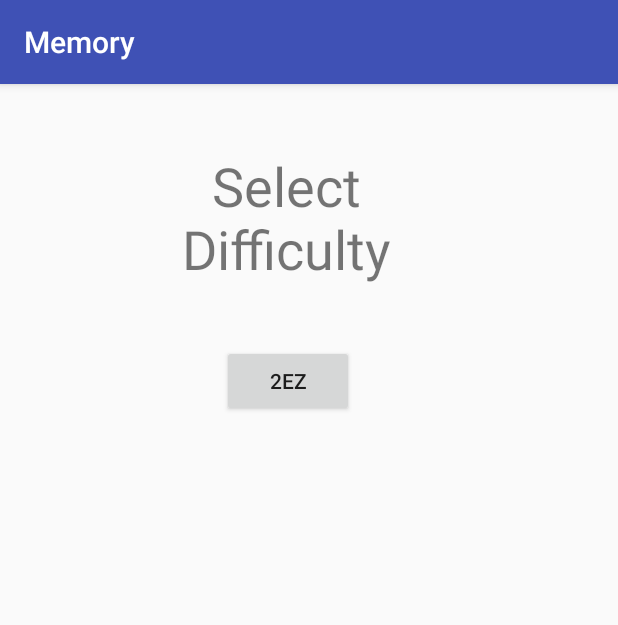
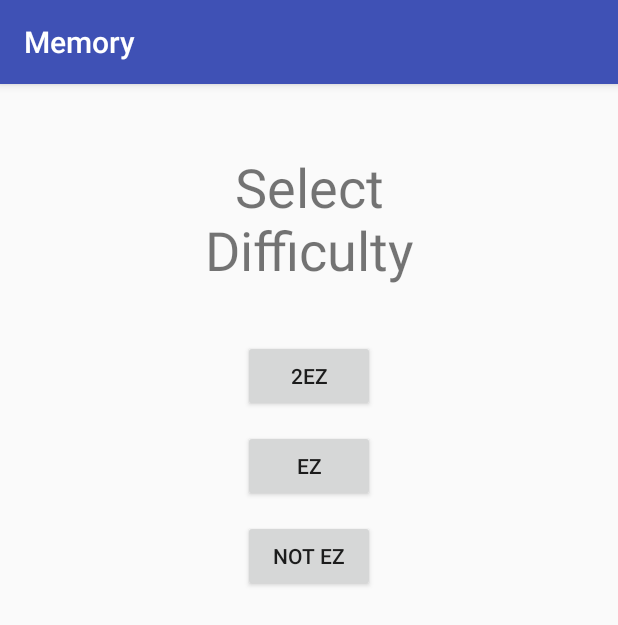
Before and after one commit to aoganezo/MatchingGame, an Android app: the DifficultyActivity screen opened directly, with no data from a screen before it, on a phone screen of 412 x 824 dp. Shown: the top 625 px of the screen. Run offline under Robolectric (Android 15) with nearby library versions, the phone set to English and light mode, and no system bars.

Commit message:
added intents to MainActivity and DifficultyActivity

```diff
--- a/Memory/app/src/main/AndroidManifest.xml
+++ b/Memory/app/src/main/AndroidManifest.xml
@@ -20,7 +20,8 @@
         <activity
             android:name=".GamePlay"
             android:label="@string/title_activity_game_play"
-            android:theme="@style/AppTheme.NoActionBar"></activity>
+            android:theme="@style/AppTheme.NoActionBar" />
+        <activity android:name=".LeaderboardActivity"></activity>
     </application>
 
 </manifest>
--- a/Memory/app/src/main/java/app/memory/DifficultyActivity.java
+++ b/Memory/app/src/main/java/app/memory/DifficultyActivity.java
@@ -1,7 +1,10 @@
 package app.memory;
 
+import android.content.Intent;
 import android.support.v7.app.AppCompatActivity;
 import android.os.Bundle;
+import android.view.View;
+import android.widget.Button;
 
 public class DifficultyActivity extends AppCompatActivity {
 
@@ -9,5 +12,25 @@ public class DifficultyActivity extends AppCompatActivity {
     protected void onCreate(Bundle savedInstanceState) {
         super.onCreate(savedInstanceState);
         setContentView(R.layout.activity_difficulty);
+
+        Button two_ez_button = (Button) findViewById(R.id.two_ez_button);
+        Button ez_button = (Button) findViewById(R.id.ez_button);
+        Button not_ez_button = (Button) findViewById(R.id.not_ez_button);
+
+        View.OnClickListener listener = new View.OnClickListener(){
+            @Override
+            public void onClick(View v){
+                Button button = (Button) v;
+                Intent to_gameplay = new Intent(DifficultyActivity.this, GamePlay.class);
+                to_gameplay.putExtra("mode", button.getText().toString());
+                startActivity(to_gameplay);
+            }
+        };
+
+        two_ez_button.setOnClickListener(listener);
+        ez_button.setOnClickListener(listener);
+        not_ez_button.setOnClickListener(listener);
+
     }
+
 }
--- a/Memory/app/src/main/res/layout/activity_difficulty.xml
+++ b/Memory/app/src/main/res/layout/activity_difficulty.xml
@@ -10,21 +10,42 @@
         android:id="@+id/select_difficulty_tv"
         android:layout_width="wrap_content"
         android:layout_height="wrap_content"
+        android:layout_marginTop="44dp"
         android:text="@string/select_difficulty_string"
         android:textAlignment="center"
         android:textSize="36sp"
-        app:layout_constraintTop_toTopOf="parent"
-        android:layout_marginTop="43dp"
-        android:layout_marginLeft="121dp"
-        app:layout_constraintLeft_toLeftOf="parent" />
+        app:layout_constraintEnd_toEndOf="parent"
+        app:layout_constraintHorizontal_bias="0.502"
+        app:layout_constraintStart_toStartOf="parent"
+        app:layout_constraintTop_toTopOf="parent" />
 
     <Button
         android:id="@+id/two_ez_button"
         android:layout_width="wrap_content"
         android:layout_height="wrap_content"
+        android:layout_marginTop="36dp"
         android:text="@string/two_ez_button_string"
-        android:layout_marginLeft="148dp"
-        app:layout_constraintLeft_toLeftOf="parent"
-        android:layout_marginTop="40dp"
+        app:layout_constraintEnd_toEndOf="parent"
+        app:layout_constraintStart_toStartOf="parent"
         app:layout_constraintTop_toBottomOf="@+id/select_difficulty_tv" />
+
+    <Button
+        android:id="@+id/ez_button"
+        android:layout_width="wrap_content"
+        android:layout_height="wrap_content"
+        android:layout_marginTop="12dp"
+        android:text="@string/ez_button_string"
+        app:layout_constraintEnd_toEndOf="parent"
+        app:layout_constraintStart_toStartOf="parent"
+        app:layout_constraintTop_toBottomOf="@+id/two_ez_button" />
+
+    <Button
+        android:id="@+id/not_ez_button"
+        android:layout_width="wrap_content"
+        android:layout_height="wrap_content"
+        android:layout_marginTop="12dp"
+        android:text="@string/not_ez_button_string"
+        app:layout_constraintEnd_toEndOf="parent"
+        app:layout_constraintStart_toStartOf="parent"
+        app:layout_constraintTop_toBottomOf="@+id/ez_button" />
 </android.support.constraint.ConstraintLayout>
--- a/Memory/app/src/main/res/values/strings.xml
+++ b/Memory/app/src/main/res/values/strings.xml
@@ -4,9 +4,9 @@
     <string name="start_button_string">Start</string>
     <string name="high_scores_button_string">High Scores</string>
     <string name="select_difficulty_string">Select\nDifficulty</string>
-    <string name="ez_button_string">EZ</string>
-    <string name="two_ez_button_string">2EZ</string>
-    <string name="not_ez_button_string">NOT EZ</string>
+    <string name="ez_button_string">ez</string>
+    <string name="two_ez_button_string">2ez</string>
+    <string name="not_ez_button_string">not ez</string>
     <string name="title_activity_game_play">GamePlay</string>
     <string name="curScore">0</string>
 </resources>
```
Also changed, not shown: Memory/app/src/main/java/app/memory/LeaderboardActivity.java (added, +13 -0 lines), Memory/app/src/main/java/app/memory/MainActivity.java (+21 -0 lines), Memory/app/src/main/res/layout/activity_leaderboard.xml (added, +9 -0 lines), Memory/app/src/main/res/layout/activity_main.xml (+10 -9 lines).
